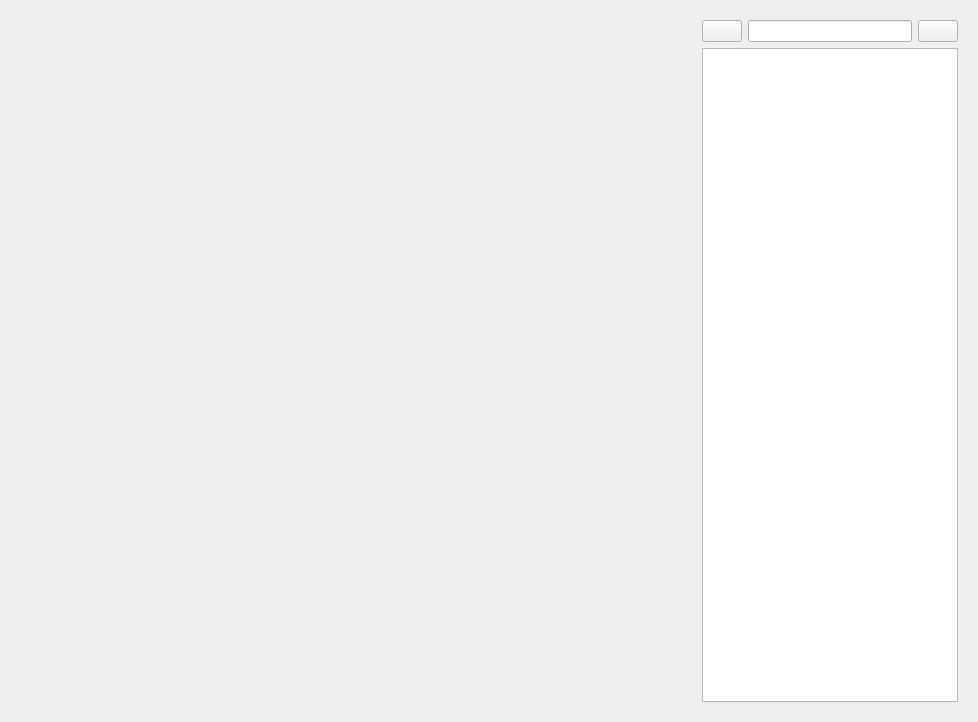
First picture: the form in Reports/cr5mfdaily.ui, repository End1-1/Cafe5, before the edit.
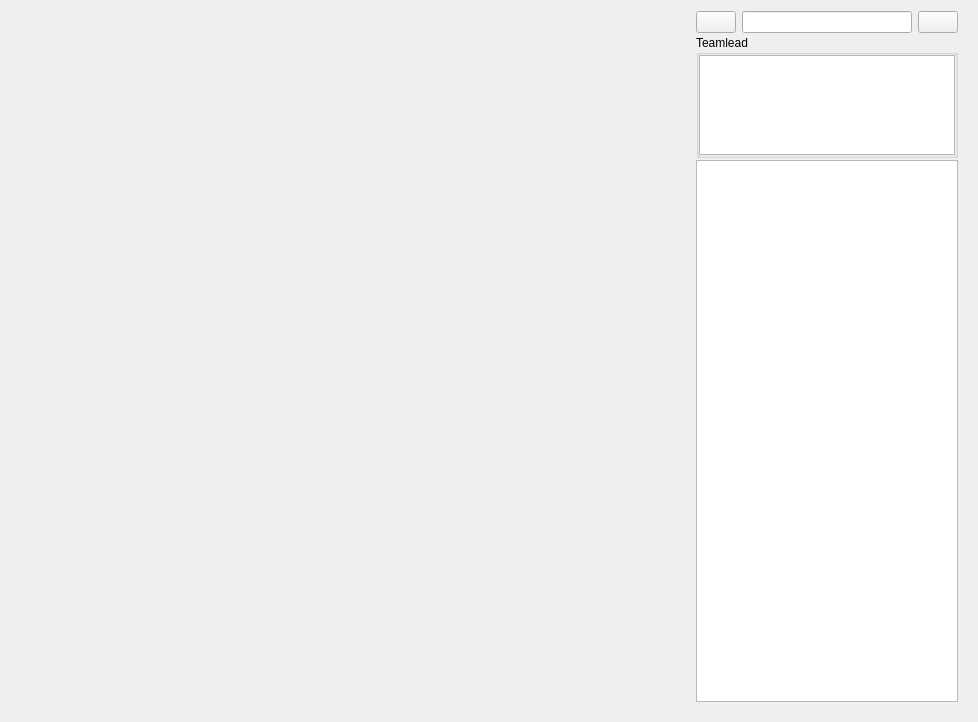
Second picture: the form after the edit. Icons and pictures are not drawn. Custom widgets are drawn as their Qt base class.

What changed in the file:
```diff
--- a/Reports/cr5mfdaily.ui
+++ b/Reports/cr5mfdaily.ui
@@ -44,6 +44,12 @@
    <item>
     <widget class="QWidget" name="widget" native="true">
      <layout class="QVBoxLayout" name="verticalLayout">
+      <property name="spacing">
+       <number>2</number>
+      </property>
+      <property name="topMargin">
+       <number>0</number>
+      </property>
       <item>
        <widget class="QWidget" name="widget_3" native="true">
         <layout class="QHBoxLayout" name="horizontalLayout_2">
@@ -87,8 +93,51 @@
         </layout>
        </widget>
       </item>
+      <item>
+       <widget class="QGroupBox" name="groupBox">
+        <property name="sizePolicy">
+         <sizepolicy hsizetype="Preferred" vsizetype="Minimum">
+          <horstretch>0</horstretch>
+          <verstretch>0</verstretch>
+         </sizepolicy>
+        </property>
+        <property name="title">
+         <string>Teamlead</string>
+        </property>
+        <layout class="QVBoxLayout" name="verticalLayout_3">
+         <property name="leftMargin">
+          <number>0</number>
+         </property>
+         <property name="topMargin">
+          <number>0</number>
+         </property>
+         <property name="rightMargin">
+          <number>0</number>
+         </property>
+         <property name="bottomMargin">
+          <number>0</number>
+         </property>
+         <item>
+          <widget class="QListWidget" name="lstTeamlead">
+           <property name="maximumSize">
+            <size>
+             <width>16777215</width>
+             <height>100</height>
+            </size>
+           </property>
+          </widget>
+         </item>
+        </layout>
+       </widget>
+      </item>
       <item>
        <widget class="QListWidget" name="lstWorkers">
+        <property name="sizePolicy">
+         <sizepolicy hsizetype="Expanding" vsizetype="Expanding">
+          <horstretch>0</horstretch>
+          <verstretch>1</verstretch>
+         </sizepolicy>
+        </property>
         <property name="editTriggers">
          <set>QAbstractItemView::NoEditTriggers</set>
         </property>
```
